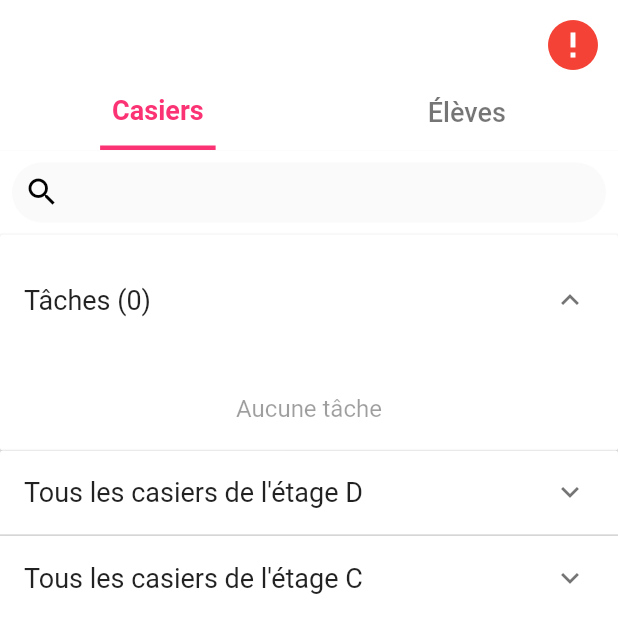
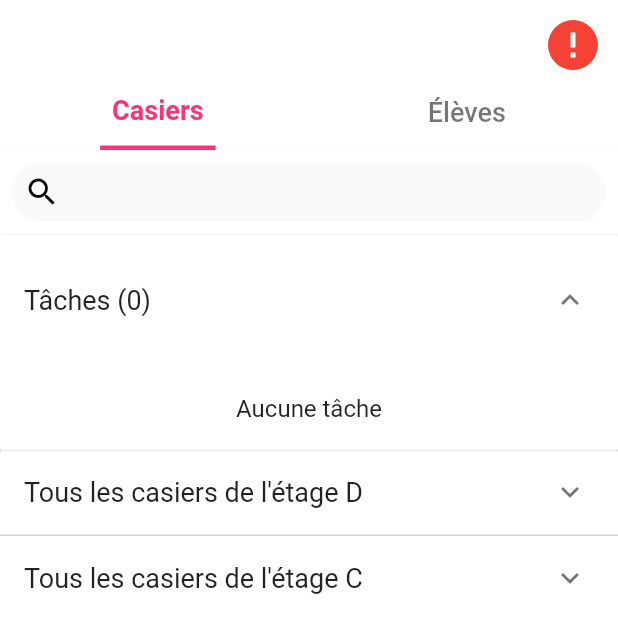
Before and after one commit to HerdisonHazeraj/lockers_app, a Flutter app: the screen it shows after launch, on a phone screen of 412 x 824 dp, the top half of it. Run offline on Flutter 3.47's test engine with Material 2 defaults, Android fonts, the phone set to English and light mode, and no system bars; drawn by our look-alikes of cached_network_image; our stand-ins replace easy_sidemenu, file_picker, firebase_auth, firebase_core, firebase_database, fl_chart and 4 more; missing offline and left inert: firedart, fluent_ui, multiselect, window_size; accounts and stored records are empty; network calls fail; project files that could hold a hidden picture were left out.

Commit message:
dark theme + ajout slidable

```diff
--- a/lib/main.dart
+++ b/lib/main.dart
@@ -119,6 +119,8 @@ class _MyAppState extends State<MyApp> {
         },
         home: MyWidget(
           changeTheme: () => changeTheme(),
+          isDarkTheme: isDarkTheme,
+          getTheme: () => _getTheme,
         ),
       ),
     );
@@ -126,8 +128,13 @@ class _MyAppState extends State<MyApp> {
 }
 
 class MyWidget extends StatefulWidget {
-  const MyWidget({required this.changeTheme, super.key});
-
+  const MyWidget(
+      {required this.changeTheme,
+      super.key,
+      required this.isDarkTheme,
+      required this.getTheme});
+  final bool isDarkTheme;
+  final Function getTheme;
   final Function changeTheme;
 
   @override
@@ -182,7 +189,7 @@ class _MyWidgetState extends State<MyWidget> {
   Future<void> didChangeDependencies() async {
     if (_isInit) {
       _isLoading = true;
-      _getTheme();
+      widget.getTheme();
       await Provider.of<LockerStudentProvider>(context, listen: false)
           .fetchAndSetLockers();
       await Provider.of<LockerStudentProvider>(context, listen: false)
@@ -215,14 +222,6 @@ class _MyWidgetState extends State<MyWidget> {
   onSignedOut() {
     setState(() {
       isLogged = false;
-    });
-  }
-
-  late bool isDarkTheme;
-  _getTheme() async {
-    SharedPreferences prefs = await SharedPreferences.getInstance();
-    setState(() {
-      isDarkTheme = prefs.getBool('isDarkTheme') ?? false;
     });
   }
 
@@ -372,11 +371,13 @@ class _MyWidgetState extends State<MyWidget> {
                                                   children: [
                                                     Text("Thème sombre"),
                                                     Switch(
-                                                      value: isDarkTheme,
+                                                      value: widget.isDarkTheme,
                                                       onChanged: (value) {
                                                         Navigator.pop(context);
                                                         // widget.changeTheme();
-                                                        widget.changeTheme();
+                                                        setState(() {
+                                                          widget.changeTheme();
+                                                        });
                                                       },
                                                     ),
                                                   ],
--- a/lib/screens/desktop/assignation/menu_widgets/actionbar_widget.dart
+++ b/lib/screens/desktop/assignation/menu_widgets/actionbar_widget.dart
@@ -4,7 +4,6 @@ import 'package:lockers_app/screens/desktop/assignation/menu_widgets/sort_elemen
 import 'package:lockers_app/screens/desktop/assignation/menu_widgets/filter_element.dart';
 import 'package:lockers_app/screens/core/widgets/divider_menu.dart';
 import 'package:provider/provider.dart';
-import '../../../../core/theme.dart';
 import '../../../../models/locker.dart';
 import '../../../../models/student.dart';
 import '../../../../providers/lockers_student_provider.dart';
--- a/lib/screens/desktop/assignation/menu_widgets/dropdown_item_widget.dart
+++ b/lib/screens/desktop/assignation/menu_widgets/dropdown_item_widget.dart
@@ -1,6 +1,4 @@
 import 'package:flutter/material.dart';
-
-import '../../../../core/theme.dart';
 
 // ignore: must_be_immutable
 class DropDownItemWidget extends StatefulWidget {
--- a/lib/screens/desktop/assignation/widgets/available_lockers_list_widget.dart
+++ b/lib/screens/desktop/assignation/widgets/available_lockers_list_widget.dart
@@ -39,7 +39,8 @@ class _AvailableLockersListWidgetState
                       'Aucun casier disponible',
                       textAlign: TextAlign.center,
                       style: TextStyle(
-                          fontSize: 16, color: ColorTheme.thirdTextColor),
+                        fontSize: 16,
+                      ),
                     ),
                   )
                 : Column(
--- a/lib/screens/desktop/assignation/widgets/available_students_list_widget.dart
+++ b/lib/screens/desktop/assignation/widgets/available_students_list_widget.dart
@@ -49,8 +49,7 @@ class _AvailableStudentsListWidgetState
                   child: Text(
                     'Aucun élève disponible',
                     textAlign: TextAlign.center,
-                    style: TextStyle(
-                        fontSize: 16, color: ColorTheme.thirdTextColor),
+                    style: TextStyle(fontSize: 16),
                   ),
                 )
               : Column(
--- a/lib/screens/desktop/auth/auth_overview_screen.dart
+++ b/lib/screens/desktop/auth/auth_overview_screen.dart
@@ -36,7 +36,8 @@ class _AuthOverviewScreenState extends State<AuthOverviewScreen> {
         height: 600,
         padding: const EdgeInsets.all(20),
         decoration: BoxDecoration(
-          color: Colors.white,
+          color: Theme.of(context).cardColor,
+          // color: Colors.white,
           borderRadius: BorderRadius.circular(10),
           boxShadow: [
             BoxShadow(
--- a/lib/screens/desktop/lockers/widgets/locker_item.dart
+++ b/lib/screens/desktop/lockers/widgets/locker_item.dart
@@ -131,9 +131,9 @@ class _LockerItemState extends State<LockerItem> {
                         );
                       },
                       tooltip: "Rendre ce casier à nouveau accessible",
-                      icon: const Icon(
+                      icon: Icon(
                         Icons.switch_access_shortcut_add_outlined,
-                        color: Colors.black,
+                        color: Theme.of(context).iconTheme.color,
                       ),
                     ),
                   )
--- a/lib/screens/mobile/lockers/lockers_overviewscreen_mobile.dart
+++ b/lib/screens/mobile/lockers/lockers_overviewscreen_mobile.dart
@@ -142,8 +142,8 @@ class _LockersOverviewScreenMobileState
                                         "Aucune tâche",
                                         textAlign: TextAlign.center,
                                         style: TextStyle(
-                                            fontSize: 16,
-                                            color: ColorTheme.thirdTextColor),
+                                          fontSize: 16,
+                                        ),
                                       ),
                                     ),
                                   ],
```
Also changed, not shown: lib/providers/lockers_student_provider.dart (+8 -4 lines), lib/screens/mobile/lockers/widget/locker_item_mobile.dart (+5 -12 lines), lib/screens/mobile/students/students_overviewscreen_mobile.dart (+4 -4 lines), lib/screens/mobile/students/widget/student_item_mobile.dart (+56 -21 lines), 1 other file.
